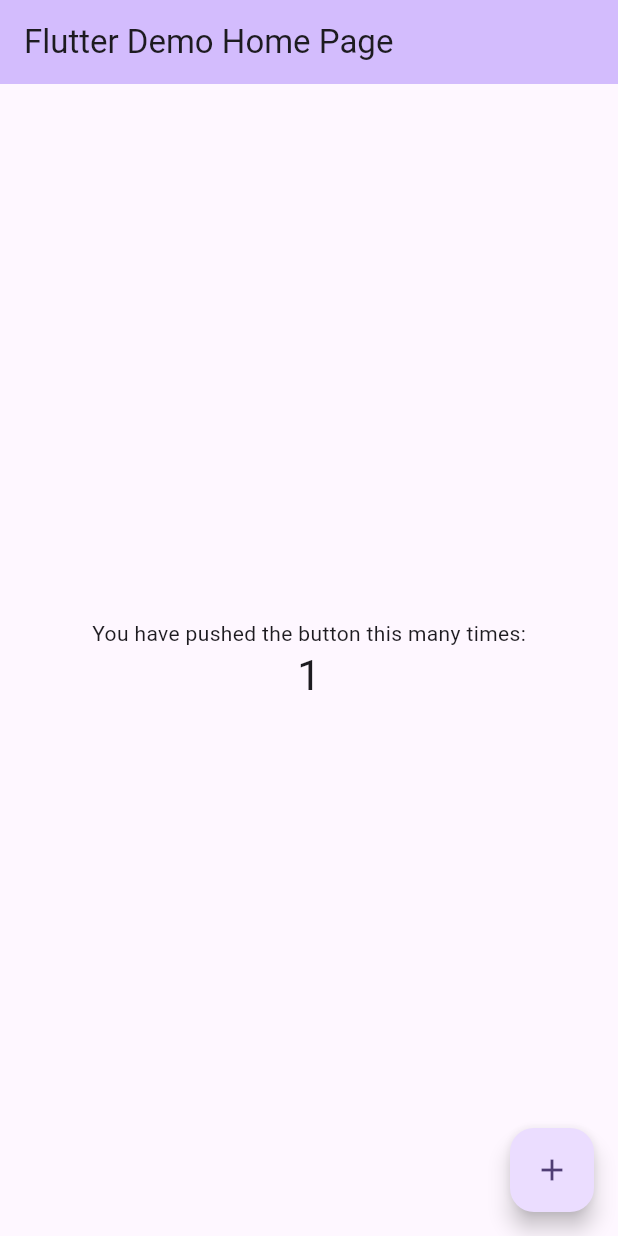
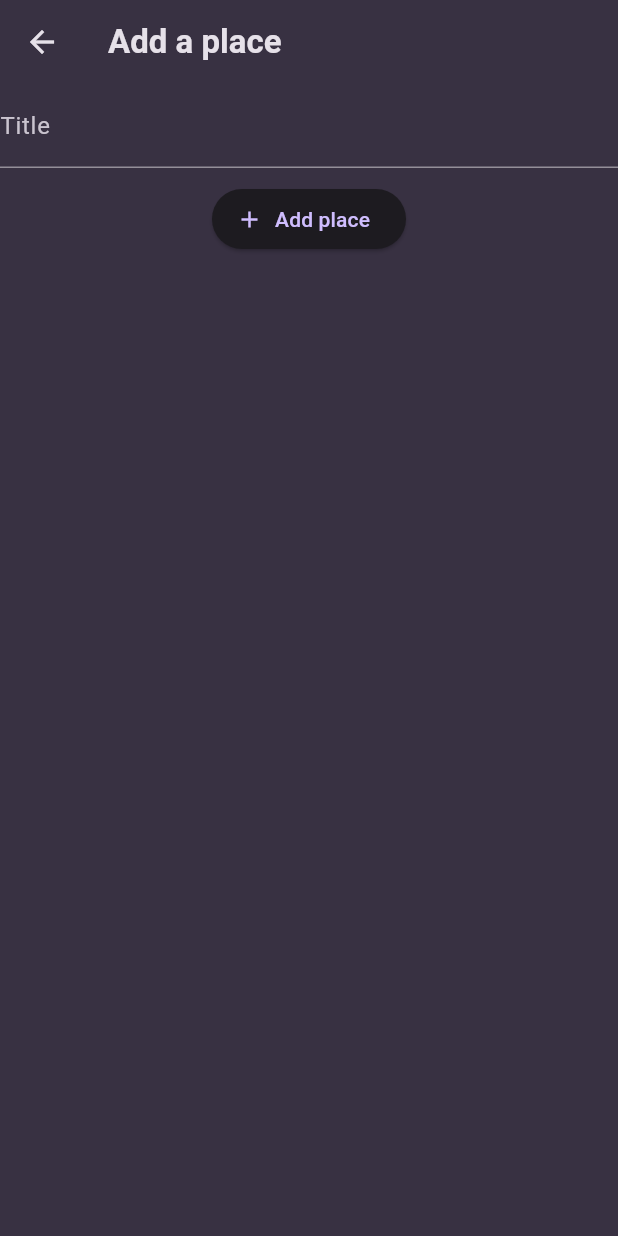
Before and after one commit to gostlite/favourite_places, a Flutter app: the screen it shows after launch, after a tap on the "add" icon, on a phone screen of 412 x 824 dp. Run offline on Flutter 3.47's test engine with Material 3 defaults, Android fonts, the phone set to English and light mode, and no system bars; our stand-ins replace flutter_riverpod, google_fonts.

Commit message:
first commit

```diff
--- /dev/null
+++ b/lib/components/place_tile.dart
@@ -0,0 +1,17 @@
+import 'package:favourite_places/models/place.dart';
+import 'package:flutter/material.dart';
+
+class PlaceTile extends StatelessWidget {
+  const PlaceTile({required this.place, super.key});
+  final Place place;
+  @override
+  Widget build(BuildContext context) {
+    return ListTile(
+      title: Text(place.title,
+          style: Theme.of(context)
+              .textTheme
+              .titleMedium!
+              .copyWith(color: Theme.of(context).colorScheme.onSurface)),
+    );
+  }
+}
--- /dev/null
+++ b/lib/components/places.dart
@@ -0,0 +1,39 @@
+import 'package:favourite_places/components/place_tile.dart';
+import 'package:favourite_places/models/place.dart';
+import 'package:favourite_places/screens/places_details_screen.dart';
+import 'package:flutter/material.dart';
+
+class Places extends StatelessWidget {
+  const Places({required this.places, super.key});
+  final List<Place> places;
+
+  @override
+  Widget build(BuildContext context) {
+    return places.isEmpty
+        ? Center(
+            child: Text(
+              "No items added yet",
+              style: Theme.of(context)
+                  .textTheme
+                  .titleMedium!
+                  .copyWith(color: Theme.of(context).colorScheme.onSurface),
+            ),
+          )
+        : ListView.builder(
+            itemCount: places.length,
+            itemBuilder: (context, index) {
+              final place = places[index];
+              return InkWell(
+                  onTap: () {
+                    Navigator.of(context).push(
+                      MaterialPageRoute(builder: (context) {
+                        return PlacesDetailsScreen(
+                          place: place,
+                        );
+                      }),
+                    );
+                  },
+                  child: PlaceTile(place: place));
+            });
+  }
+}
--- a/lib/main.dart
+++ b/lib/main.dart
@@ -1,125 +1,45 @@
+import 'package:favourite_places/screens/home.dart';
+import 'package:favourite_places/screens/new_place.dart';
 import 'package:flutter/material.dart';
+import 'package:flutter_riverpod/flutter_riverpod.dart';
+
+import 'package:google_fonts/google_fonts.dart';
+
+final colorScheme = ColorScheme.fromSeed(
+  brightness: Brightness.dark,
+  seedColor: const Color.fromARGB(255, 102, 6, 247),
+  surface: const Color.fromARGB(255, 56, 49, 66),
+);
+
+final theme = ThemeData().copyWith(
+  scaffoldBackgroundColor: colorScheme.surface,
+  colorScheme: colorScheme,
+  textTheme: GoogleFonts.ubuntuCondensedTextTheme().copyWith(
+    titleSmall: GoogleFonts.ubuntuCondensed(
+      fontWeight: FontWeight.bold,
+    ),
+    titleMedium: GoogleFonts.ubuntuCondensed(
+      fontWeight: FontWeight.bold,
+    ),
+    titleLarge: GoogleFonts.ubuntuCondensed(
+      fontWeight: FontWeight.bold,
+    ),
+  ),
+);
 
 void main() {
-  runApp(const MyApp());
+  runApp(
+    const ProviderScope(
+      child: MyApp(),
+    ),
+  );
 }
 
 class MyApp extends StatelessWidget {
   const MyApp({super.key});
 
-  // This widget is the root of your application.
   @override
   Widget build(BuildContext context) {
-    return MaterialApp(
-      title: 'Flutter Demo',
-      theme: ThemeData(
-        // This is the theme of your application.
-        //
-        // TRY THIS: Try running your application with "flutter run". You'll see
-        // the application has a purple toolbar. Then, without quitting the app,
-        // try changing the seedColor in the colorScheme below to Colors.green
-        // and then invoke "hot reload" (save your changes or press the "hot
-        // reload" button in a Flutter-supported IDE, or press "r" if you used
-        // the command line to start the app).
-        //
-        // Notice that the counter didn't reset back to zero; the application
-        // state is not lost during the reload. To reset the state, use hot
-        // restart instead.
-        //
-        // This works for code too, not just values: Most code changes can be
-        // tested with just a hot reload.
-        colorScheme: ColorScheme.fromSeed(seedColor: Colors.deepPurple),
-        useMaterial3: true,
-      ),
-      home: const MyHomePage(title: 'Flutter Demo Home Page'),
-    );
+    return MaterialApp(title: 'Great Places', theme: theme, home: const Home());
   }
 }
-
-class MyHomePage extends StatefulWidget {
-  const MyHomePage({super.key, required this.title});
-
-  // This widget is the home page of your application. It is stateful, meaning
-  // that it has a State object (defined below) that contains fields that affect
-  // how it looks.
-
-  // This class is the configuration for the state. It holds the values (in this
-  // case the title) provided by the parent (in this case the App widget) and
-  // used by the build method of the State. Fields in a Widget subclass are
-  // always marked "final".
-
-  final String title;
-
-  @override
-  State<MyHomePage> createState() => _MyHomePageState();
-}
-
-class _MyHomePageState extends State<MyHomePage> {
-  int _counter = 0;
-
-  void _incrementCounter() {
-    setState(() {
-      // This call to setState tells the Flutter framework that something has
-      // changed in this State, which causes it to rerun the build method below
-      // so that the display can reflect the updated values. If we changed
-      // _counter without calling setState(), then the build method would not be
-      // called again, and so nothing would appear to happen.
-      _counter++;
-    });
-  }
-
-  @override
-  Widget build(BuildContext context) {
-    // This method is rerun every time setState is called, for instance as done
-    // by the _incrementCounter method above.
-    //
-    // The Flutter framework has been optimized to make rerunning build methods
-    // fast, so that you can just rebuild anything that needs updating rather
-    // than having to individually change instances of widgets.
-    return Scaffold(
-      appBar: AppBar(
-        // TRY THIS: Try changing the color here to a specific color (to
-        // Colors.amber, perhaps?) and trigger a hot reload to see the AppBar
-        // change color while the other colors stay the same.
-        backgroundColor: Theme.of(context).colorScheme.inversePrimary,
-        // Here we take the value from the MyHomePage object that was created by
-        // the App.build method, and use it to set our appbar title.
-        title: Text(widget.title),
-      ),
-      body: Center(
-        // Center is a layout widget. It takes a single child and positions it
-        // in the middle of the parent.
-        child: Column(
-          // Column is also a layout widget. It takes a list of children and
-          // arranges them vertically. By default, it sizes itself to fit its
-          // children horizontally, and tries to be as tall as its parent.
-          //
-          // Column has various properties to control how it sizes itself and
-          // how it positions its children. Here we use mainAxisAlignment to
-          // center the children vertically; the main axis here is the vertical
-          // axis because Columns are vertical (the cross axis would be
-          // horizontal).
-          //
-          // TRY THIS: Invoke "debug painting" (choose the "Toggle Debug Paint"
-          // action in the IDE, or press "p" in the console), to see the
-          // wireframe for each widget.
-          mainAxisAlignment: MainAxisAlignment.center,
-          children: <Widget>[
-            const Text(
-              'You have pushed the button this many times:',
-            ),
-            Text(
-              '$_counter',
-              style: Theme.of(context).textTheme.headlineMedium,
-            ),
-          ],
-        ),
-      ),
-      floatingActionButton: FloatingActionButton(
-        onPressed: _incrementCounter,
-        tooltip: 'Increment',
-        child: const Icon(Icons.add),
-      ), // This trailing comma makes auto-formatting nicer for build methods.
-    );
-  }
-}
--- /dev/null
+++ b/lib/models/place.dart
@@ -0,0 +1,12 @@
+import "package:uuid/uuid.dart";
+import "package:uuid/v8.dart";
+
+const uuid = Uuid();
+
+class Place {
+  Place({
+    required this.title,
+  }) : id = uuid.v4();
+  final String id;
+  final String title;
+}
--- /dev/null
+++ b/lib/provider/place_provider.dart
@@ -0,0 +1,14 @@
+import 'package:favourite_places/models/place.dart';
+import 'package:flutter_riverpod/flutter_riverpod.dart';
+
+class PlaceNotifier extends StateNotifier<List<Place>> {
+  PlaceNotifier() : super([]);
+  void addNewPlace(String title) {
+    final newPlace = Place(title: title);
+    state = [...state, newPlace];
+  }
+}
+
+final placeProvider = StateNotifierProvider<PlaceNotifier, List<Place>>((ref) {
+  return PlaceNotifier();
+});
--- /dev/null
+++ b/lib/screens/home.dart
@@ -0,0 +1,36 @@
+import 'package:favourite_places/components/place_tile.dart';
+import 'package:favourite_places/components/places.dart';
+import 'package:favourite_places/provider/place_provider.dart';
+import 'package:favourite_places/screens/new_place.dart';
+import 'package:flutter/material.dart';
+import 'package:flutter_riverpod/flutter_riverpod.dart';
+
+class Home extends ConsumerStatefulWidget {
+  const Home({super.key});
+
+  @override
+  ConsumerState<Home> createState() => _HomeState();
+}
+
+class _HomeState extends ConsumerState<Home> {
+  @override
+  Widget build(BuildContext context) {
+    final places = ref.watch(placeProvider);
+    return Scaffold(
+        appBar: AppBar(
+          title: const Text('Your Places'),
+          actions: [
+            IconButton(
+              onPressed: () {
+                Navigator.push(context,
+                    MaterialPageRoute(builder: (context) => const NewPlace()));
+              },
+              icon: const Icon(Icons.add),
+            ),
+          ],
+        ),
+        body: Places(
+          places: places,
+        ));
+  }
+}
--- /dev/null
+++ b/lib/screens/new_place.dart
@@ -0,0 +1,54 @@
+import 'package:favourite_places/models/place.dart';
+import 'package:favourite_places/provider/place_provider.dart';
+import 'package:favourite_places/screens/home.dart';
+import 'package:flutter/material.dart';
+import 'package:flutter_riverpod/flutter_riverpod.dart';
+
+class NewPlace extends ConsumerStatefulWidget {
+  const NewPlace({super.key});
+
+  @override
+  ConsumerState<NewPlace> createState() => _NewPlaceState();
+}
+
+class _NewPlaceState extends ConsumerState<NewPlace> {
+  final TextEditingController _place = TextEditingController();
+
+  @override
+  void dispose() {
+    _place.dispose();
+    super.dispose();
+  }
+
+  @override
+  Widget build(BuildContext context) {
+    return Scaffold(
+      appBar: AppBar(
+        title: const Text("Add a place"),
+      ),
+      body: Column(
+        children: [
+          TextField(
+            decoration: const InputDecoration(label: Text("Title")),
+            controller: _place,
+            style: TextStyle(color: Theme.of(context).colorScheme.onSurface),
+          ),
+          const SizedBox(
+            height: 10,
+          ),
+          ElevatedButton.icon(
+            onPressed: () {
+              if (_place.text.isEmpty) {
+                return;
+              }
+              ref.read(placeProvider.notifier).addNewPlace(_place.text);
+              Navigator.pop(context);
+            },
+            label: const Text("Add place"),
+            icon: const Icon(Icons.add),
+          ),
+        ],
+      ),
+    );
+  }
+}
--- /dev/null
+++ b/lib/screens/places_details_screen.dart
@@ -0,0 +1,17 @@
+import 'package:favourite_places/models/place.dart';
+import 'package:flutter/material.dart';
+
+class PlacesDetailsScreen extends StatelessWidget {
+  const PlacesDetailsScreen({required this.place, super.key});
+  final Place place;
+
+  @override
+  Widget build(BuildContext context) {
+    return Scaffold(
+      appBar: AppBar(
+        title: Text("${place.title} detail"),
+      ),
+      body: Center(child: Text(place.title)),
+    );
+  }
+}
--- a/pubspec.yaml
+++ b/pubspec.yaml
@@ -35,6 +35,9 @@ dependencies:
   # The following adds the Cupertino Icons font to your application.
   # Use with the CupertinoIcons class for iOS style icons.
   cupertino_icons: ^1.0.6
+  google_fonts: ^6.2.1
+  flutter_riverpod: ^2.5.1
+  uuid: ^4.5.1
 
 dev_dependencies:
   flutter_test:
```
Also changed, not shown: pubspec.lock, 2 other files.
